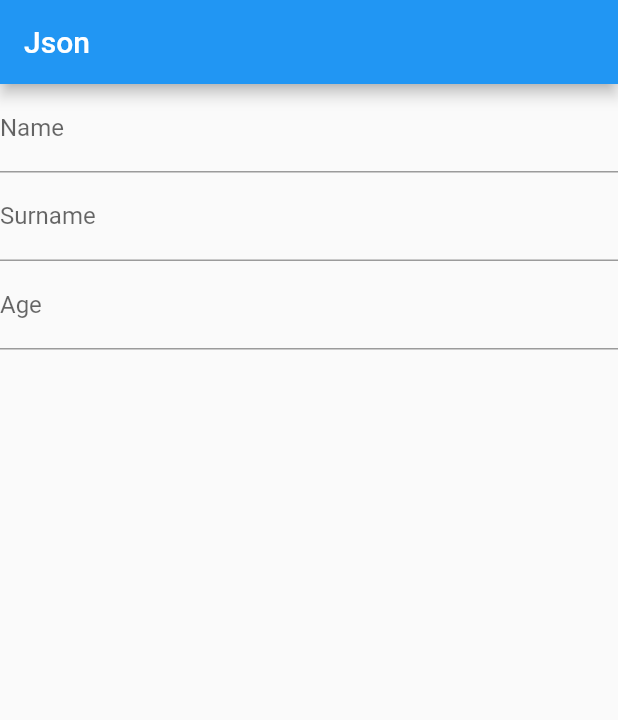
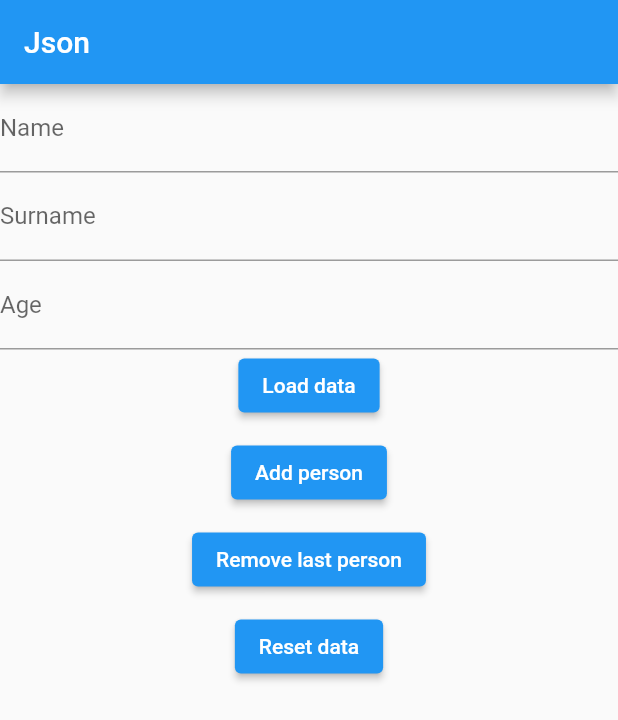
Before and after one commit to kiriruru/flutter_json, a Flutter app: the screen it shows after launch, on a phone screen of 412 x 824 dp. Shown: the top 720 px of the screen. Run offline on Flutter 3.47's test engine with Material 2 defaults, Android fonts, the phone set to English and light mode, and no system bars.

Commit message:
fix loading data from json

```diff
--- a/assets/example.json
+++ b/assets/example.json
@@ -1 +1,5 @@
-[{"name":"Ali","surname":"Begov","age":25},{"name":"Alimardon","surname":"b","age":6},{"name":"Ekarfe","surname":"Duno","age":4}]
+[
+    { "name": "Ali", "surname": "Begov", "age": 25 },
+    { "name": "Alimardon", "surname": "b", "age": 6 },
+    { "name": "Ekarfe", "surname": "Duno", "age": 4 }
+]
--- a/lib/main.dart
+++ b/lib/main.dart
@@ -34,7 +34,7 @@ class _MyHomePageState extends State<MyHomePage> {
   String initialJsonData =
       '[{"name":"Ali","surname":"Begov","age":25},{"name":"Alimardon","surname":"b","age":6},{"name":"Ekarfe","surname":"Duno","age":4}]';
 
-  List _items = [];
+  List<Person> _items = [];
   final File file = File('assets/example.json');
 
   Person personOne = Person(name: "Anton", surname: "Krasnih", age: 31);
@@ -52,17 +52,17 @@ class _MyHomePageState extends State<MyHomePage> {
 
   Future<void> readJsonData() async {
     final String jsonData = await file.readAsString();
-    final list = jsonDecode(jsonData);
-    list
-        .map((dynamic e) => Person.fromJson(e as Map<String, dynamic>))
-        .toList();
+    final json = jsonDecode(jsonData) as List<dynamic>;
 
-    setState(() => _items = list);
+    final people =
+        json.map((e) => Person.fromJson(e as Map<String, dynamic>)).toList();
+
+    setState(() => _items = people);
   }
 
   Future<void> addJsonData(Person newPerson) async {
     final person = newPerson.toJson();
-    setState(() => _items.add(person));
+    setState(() => _items.add(person as Person));
 
     final jsonDataUpdated = jsonEncode(_items);
     await file.writeAsString(jsonDataUpdated);
@@ -111,15 +111,39 @@ class _MyHomePageState extends State<MyHomePage> {
                 validator: (value) => value == null ? 'Age is required' : null,
               ),
             ),
+            ElevatedButton(
+              onPressed: () => readJsonData(),
+              child: Text("Load data"),
+            ),
+            SizedBox(height: 10),
+            ElevatedButton(
+              onPressed: () => addJsonData(personOne),
+              child: Text("Add person"),
+            ),
+            SizedBox(height: 10),
+            ElevatedButton(
+              onPressed: () => removeLastJsonData(),
+              child: Text("Remove last person"),
+            ),
+            SizedBox(height: 10),
+            ElevatedButton(
+              onPressed: () => resetJsonData(),
+              child: Text("Reset data"),
+            ),
             Expanded(
               child: ListView.builder(
                 itemCount: _items.length,
                 itemBuilder: (context, index) {
+                  var element = _items[index];
+
                   return ListTile(
-                    title: Text("List of people"),
+                    title: Text("${element.name}"),
                     trailing: Row(
                       mainAxisSize: MainAxisSize.min,
-                      children: <Widget>[],
+                      children: <Widget>[
+                        Text(""),
+                        Text(""),
+                      ],
                     ),
                   );
                 },
```
